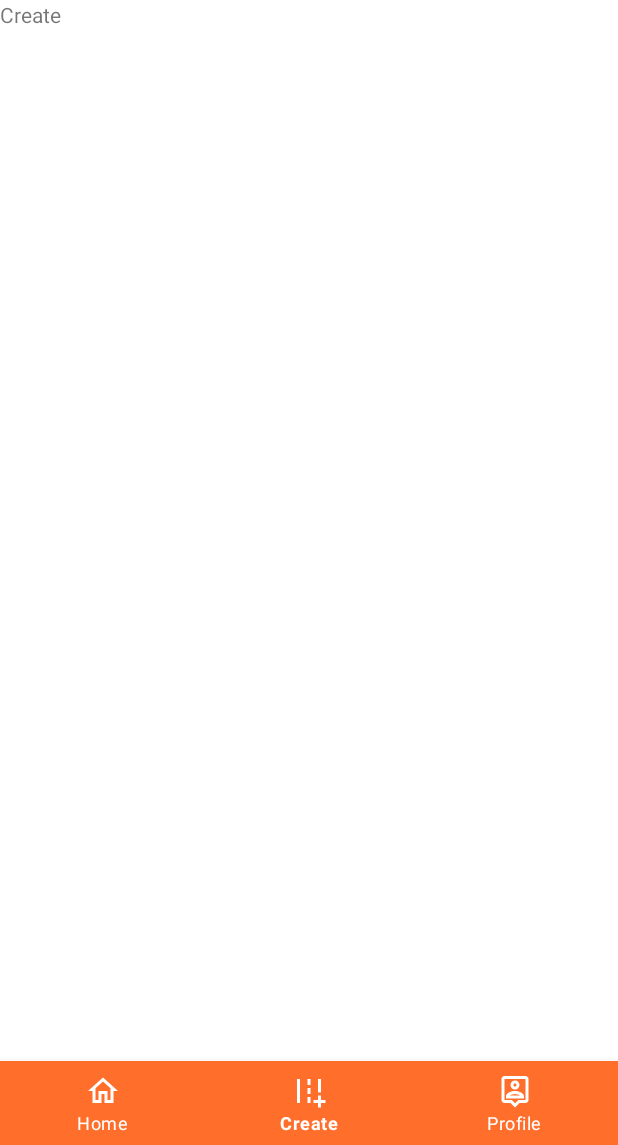
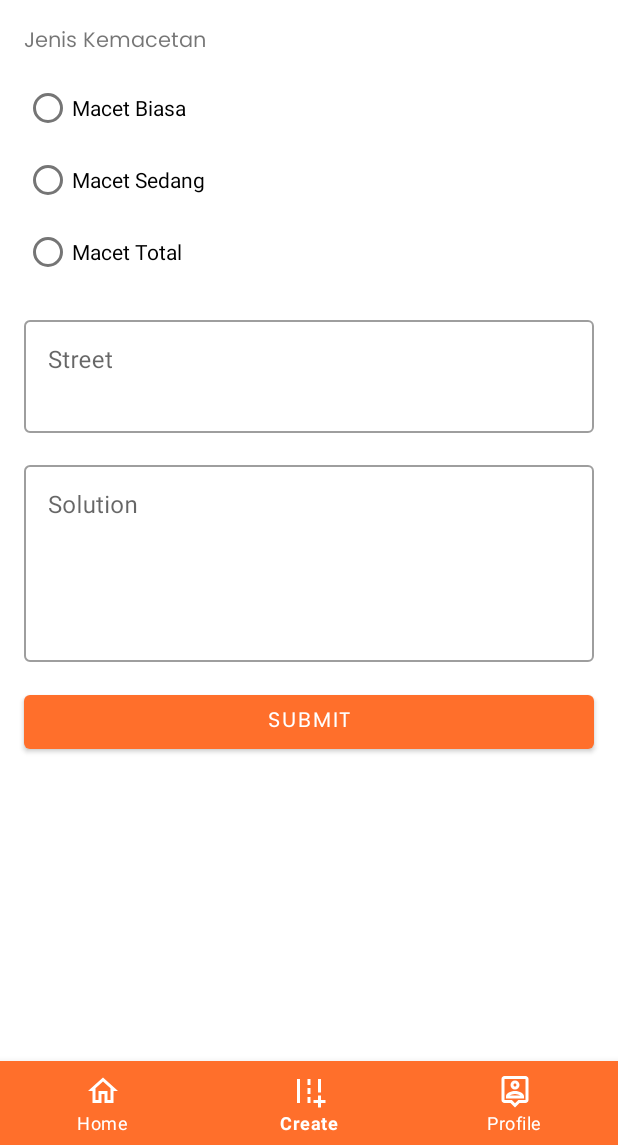
Before and after one commit to aprian1337/macetnih, an Android app: the CreateFragment screen opened through its navigation route, on a phone screen of 412 x 824 dp, the part 91-1236 px from its top. Run offline under Robolectric (Android 15) with nearby library versions, the phone set to English and light mode, and no system bars; our stand-ins replace Firebase (no records; nobody signed in at launch, a user with empty details on screens opened directly), navigation-ui.

```diff
--- a/app/src/main/AndroidManifest.xml
+++ b/app/src/main/AndroidManifest.xml
@@ -1,6 +1,9 @@
 <?xml version="1.0" encoding="utf-8"?>
 <manifest xmlns:android="http://schemas.android.com/apk/res/android"
     package="com.macetnih.macetnih">
+
+    <uses-permission android:name="android.permission.ACCESS_NETWORK_STATE"/>
+    <uses-permission android:name="android.permission.INTERNET"/>
 
     <application
         android:allowBackup="true"
--- a/app/src/main/java/com/macetnih/macetnih/ui/home/HomeFragment.kt
+++ b/app/src/main/java/com/macetnih/macetnih/ui/home/HomeFragment.kt
@@ -1,16 +1,20 @@
 package com.macetnih.macetnih.ui.home
 
 import android.os.Bundle
+import android.util.Log
 import androidx.fragment.app.Fragment
 import android.view.LayoutInflater
 import android.view.View
 import android.view.ViewGroup
+import com.google.firebase.firestore.FirebaseFirestore
 import com.macetnih.macetnih.R
 import com.macetnih.macetnih.databinding.FragmentHomeBinding
 
 class HomeFragment : Fragment() {
     private var _binding : FragmentHomeBinding? = null
     private val binding get() = _binding!!
+
+    private val TAG = javaClass.simpleName
 
     override fun onCreateView(
         inflater: LayoutInflater, container: ViewGroup?,
@@ -22,7 +26,36 @@ class HomeFragment : Fragment() {
 
     override fun onViewCreated(view: View, savedInstanceState: Bundle?) {
         super.onViewCreated(view, savedInstanceState)
+        val db = FirebaseFirestore.getInstance()
+        writeData(db)
+        readData(db)
+    }
 
+    private fun readData(db: FirebaseFirestore) {
+        db.collection("macet").get()
+            .addOnSuccessListener {
+                for(doc in it){
+                    Log.d(TAG, "${doc.data}")
+                }
+            }
+            .addOnFailureListener{
+                Log.w(TAG, "Error ${it.message}")
+            }
+    }
+
+    private fun writeData(db: FirebaseFirestore) {
+        val macet = hashMapOf(
+            "street" to "Jl. Sudirman",
+            "status" to "Macet",
+            "solution" to "Pindah haluan ke Jl. Tamrin"
+        )
+        db.collection("macet").add(macet)
+            .addOnSuccessListener {
+                Log.d(TAG, "Document Snapshot : ${it.id}")
+            }
+            .addOnFailureListener{
+                Log.w(TAG, "Error adding ${it.message}")
+            }
     }
 
 }
--- /dev/null
+++ b/app/src/main/res/layout/create_update_layout.xml
@@ -0,0 +1,123 @@
+<?xml version="1.0" encoding="utf-8"?>
+<ScrollView xmlns:android="http://schemas.android.com/apk/res/android"
+    xmlns:app="http://schemas.android.com/apk/res-auto"
+    android:layout_width="match_parent"
+    android:layout_height="match_parent">
+
+    <androidx.constraintlayout.widget.ConstraintLayout
+        android:layout_width="match_parent"
+        android:layout_height="match_parent">
+
+        <TextView
+            android:id="@+id/tv_street"
+            android:layout_width="wrap_content"
+            android:layout_height="wrap_content"
+            android:layout_marginStart="16dp"
+            android:layout_marginTop="16dp"
+            android:fontFamily="@font/poppins_regular"
+            android:text="Jenis Kemacetan"
+            android:textSize="14sp"
+            app:layout_constraintStart_toStartOf="parent"
+            app:layout_constraintTop_toTopOf="parent" />
+
+        <RadioGroup
+            android:id="@+id/rg_macet"
+            android:layout_width="match_parent"
+            android:layout_height="wrap_content"
+            android:layout_marginStart="16dp"
+            android:layout_marginTop="8dp"
+            android:layout_marginEnd="16dp"
+            android:orientation="vertical"
+            app:layout_constraintEnd_toEndOf="parent"
+            app:layout_constraintStart_toStartOf="parent"
+            app:layout_constraintTop_toBottomOf="@+id/tv_street">
+
+            <RadioButton
+                android:id="@+id/radio_biasa"
+                android:layout_width="wrap_content"
+                android:layout_height="wrap_content"
+                android:text="@string/macet_biasa" />
+
+            <RadioButton
+                android:id="@+id/radio_sedang"
+                android:layout_width="wrap_content"
+                android:layout_height="wrap_content"
+                android:text="@string/macet_sedang" />
+
+            <RadioButton
+                android:id="@+id/radio_total"
+                android:layout_width="wrap_content"
+                android:layout_height="wrap_content"
+                android:text="@string/macet_total" />
+        </RadioGroup>
+
+        <com.google.android.material.textfield.TextInputLayout
+            android:id="@+id/container_street"
+            style="@style/Widget.MaterialComponents.TextInputLayout.OutlinedBox"
+            android:layout_width="match_parent"
+            android:layout_height="wrap_content"
+            android:layout_marginStart="16dp"
+            android:layout_marginTop="16dp"
+            android:layout_marginEnd="16dp"
+            app:layout_constraintEnd_toEndOf="parent"
+            app:layout_constraintStart_toStartOf="parent"
+            app:layout_constraintTop_toBottomOf="@id/rg_macet">
+
+            <com.google.android.material.textfield.TextInputEditText
+                android:id="@+id/et_street"
+                android:layout_width="match_parent"
+                android:layout_height="wrap_content"
+                android:gravity="top"
+                android:hint="@string/street"
+                android:inputType="textMultiLine"
+                android:lines="2" />
+
+        </com.google.android.material.textfield.TextInputLayout>
+
+        <com.google.android.material.textfield.TextInputLayout
+            android:id="@+id/container_solution"
+            style="@style/Widget.MaterialComponents.TextInputLayout.OutlinedBox"
+            android:layout_width="match_parent"
+            android:layout_height="wrap_content"
+            android:layout_marginStart="16dp"
+            android:layout_marginTop="16dp"
+            android:layout_marginEnd="16dp"
+            app:layout_constraintEnd_toEndOf="parent"
+            app:layout_constraintStart_toStartOf="parent"
+            app:layout_constraintTop_toBottomOf="@id/container_street">
+
+            <com.google.android.material.textfield.TextInputEditText
+                android:id="@+id/et_solution"
+                android:layout_width="match_parent"
+                android:layout_height="wrap_content"
+                android:gravity="top"
+                android:hint="@string/solution"
+                android:inputType="textMultiLine"
+                android:lines="5" />
+
+        </com.google.android.material.textfield.TextInputLayout>
+
+        <ProgressBar
+            android:id="@+id/pb_create_update"
+            android:layout_width="match_parent"
+            android:layout_height="25dp"
+            android:layout_marginTop="16dp"
+            android:layout_marginBottom="16dp"
+            android:visibility="gone"
+            app:layout_constraintBottom_toBottomOf="parent"
+            app:layout_constraintTop_toBottomOf="@+id/btn_submit" />
+
+        <Button
+            android:id="@+id/btn_submit"
+            android:layout_width="match_parent"
+            android:layout_height="wrap_content"
+            android:layout_marginStart="16dp"
+            android:layout_marginTop="16dp"
+            android:layout_marginEnd="16dp"
+            android:fontFamily="@font/font_poppins_regular"
+            android:text="Submit"
+            app:layout_constraintEnd_toEndOf="parent"
+            app:layout_constraintStart_toStartOf="parent"
+            app:layout_constraintTop_toBottomOf="@+id/container_solution" />
+    </androidx.constraintlayout.widget.ConstraintLayout>
+</ScrollView>
--- a/app/src/main/res/layout/fragment_create.xml
+++ b/app/src/main/res/layout/fragment_create.xml
@@ -1,14 +1,17 @@
 <?xml version="1.0" encoding="utf-8"?>
-<FrameLayout xmlns:android="http://schemas.android.com/apk/res/android"
+<androidx.constraintlayout.widget.ConstraintLayout xmlns:android="http://schemas.android.com/apk/res/android"
+    xmlns:app="http://schemas.android.com/apk/res-auto"
     xmlns:tools="http://schemas.android.com/tools"
     android:layout_width="match_parent"
     android:layout_height="match_parent"
     tools:context=".ui.create.CreateFragment">
 
-    <!-- TODO: Update blank fragment layout -->
-    <TextView
-        android:layout_width="match_parent"
-        android:layout_height="match_parent"
-        android:text="@string/create" />
+    <include
+        android:id="@+id/include_create"
+        layout="@layout/create_update_layout"
+        app:layout_constraintBottom_toBottomOf="parent"
+        app:layout_constraintEnd_toEndOf="parent"
+        app:layout_constraintStart_toStartOf="parent"
+        app:layout_constraintTop_toTopOf="parent"/>
 
-</FrameLayout>
+</androidx.constraintlayout.widget.ConstraintLayout>
--- a/app/src/main/res/values/strings.xml
+++ b/app/src/main/res/values/strings.xml
@@ -7,4 +7,14 @@
     <string name="jl_ahuahu">Jl Ahuahu</string>
     <!-- TODO: Remove or change this placeholder text -->
     <string name="hello_blank_fragment">Hello blank fragment</string>
+    <string name="street">Street</string>
+    <string name="macet_biasa">Macet Biasa</string>
+    <string name="macet_sedang">Macet Sedang</string>
+    <string name="macet_total">Macet Total</string>
+    <string name="solution">Solution</string>
+    <string name="err_status_harus_diisi">Jenis kemacetan harus di isi!</string>
+    <string name="err_street_harus_diisi">Jalan harus di isi!</string>
+    <string name="err_solution_harus_diisi">Solusi harus di isi!</string>
+    <string name="success_write">Berhasil menambahkan data</string>
+    <string name="err_write">Gagal menambahkan data</string>
 </resources>
--- a/build.gradle
+++ b/build.gradle
@@ -11,7 +11,8 @@ buildscript {
     dependencies {
         classpath "com.android.tools.build:gradle:4.2.1"
         classpath "org.jetbrains.kotlin:kotlin-gradle-plugin:$kotlin_version"
-
+        classpath 'com.google.gms:google-services:4.3.8'  // Google Services plugin
+        classpath 'com.google.firebase:firebase-crashlytics-gradle:2.7.0'
         // NOTE: Do not place your application dependencies here; they belong
         // in the individual module build.gradle files
     }
```
Also changed, not shown: app/build.gradle (+20 -1 lines), app/src/main/java/com/macetnih/macetnih/domain/model/Macet.kt (added, +36 -0 lines), app/src/main/java/com/macetnih/macetnih/ui/create/CreateFragment.kt (+84 -2 lines), 1 other file.
